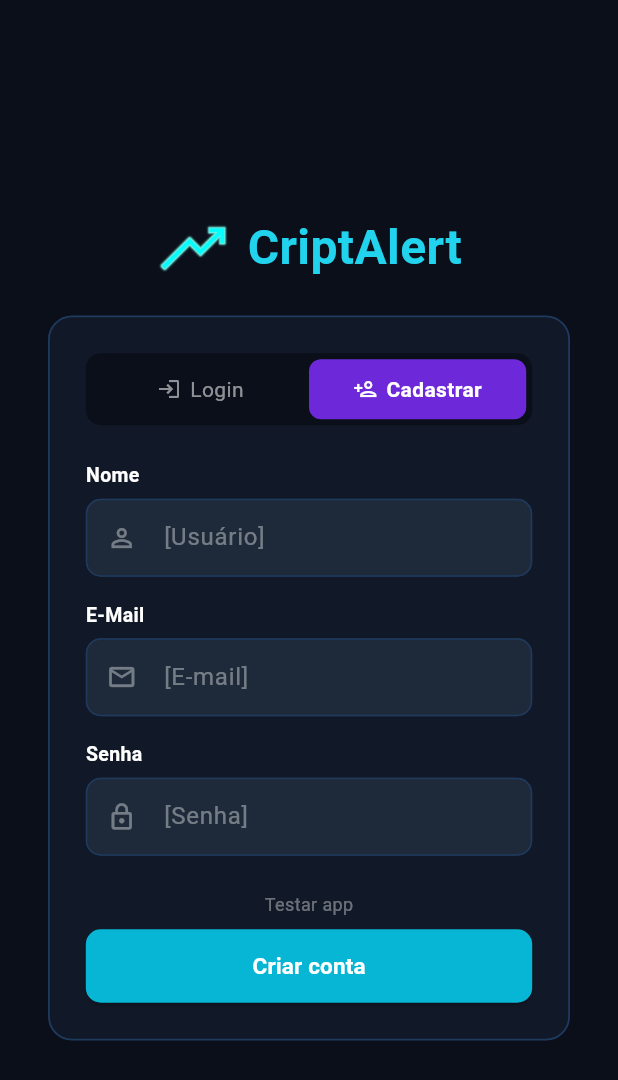
After one commit to DaviNogueira1020/CryptoAlert_App, a Flutter app: the screen it shows after launch, item 4 of the bottom bar chosen, after a tap on "Cadastrar", on a phone screen of 412 x 824 dp. The commit adds this screen. Shown: the top 1080 px of the screen. Run offline on Flutter 3.47's test engine with Material 3 defaults, Android fonts, the phone set to English and light mode, and no system bars; our stand-ins replace flutter_svg.

Commit message:
Login Completed

```diff
--- a/mobile/lib/main.dart
+++ b/mobile/lib/main.dart
@@ -1,5 +1,6 @@
 import 'package:flutter/material.dart';
-import 'package:mobile/presentation/pages/home/index.dart';
+import 'package:mobile/presentation/pages/index.dart';
+
 
 void main() {
   runApp(const MyApp());
@@ -10,12 +11,8 @@ class MyApp extends StatelessWidget {
 
   @override
   Widget build(BuildContext context) {
-    return MaterialApp(
-      home: Scaffold(
-        body: Center(
-          child: Index()
-        )
-      ),
+    return const MaterialApp(
+      home: Index(), // só isso
     );
   }
 }
--- a/mobile/lib/presentation/pages/home/index.dart
+++ /dev/null
@@ -1,39 +0,0 @@
-import 'package:flutter/material.dart';
-import 'package:mobile/presentation/widgets/header.dart';
-import 'package:mobile/presentation/widgets/rodape.dart';
-
-void main() {
-  runApp(const Index());
-}
-
-class Index extends StatelessWidget {
-  const Index({super.key});
-
-  @override
-  Widget build(BuildContext context) {
-    return MaterialApp(
-      home: Scaffold(
-        backgroundColor: const Color(0xFF0F172A),
-        body: Column(
-          children: [
-            const Header(),
-
-            Expanded(
-              child: Container(
-                color: const Color(0xFF0B0F1A),
-                child: const Center(
-                  child: Text(
-                    "Conteúdo da tela",
-                    style: TextStyle(color: Colors.white),
-                  ),
-                ),
-              ),
-            ),
-
-            const Rodape(initialBottonClicked: 1),
-          ],
-        ),
-      ),
-    );
-  }
-}
--- /dev/null
+++ b/mobile/lib/presentation/pages/index.dart
@@ -0,0 +1,30 @@
+import 'package:flutter/material.dart';
+import 'package:mobile/presentation/widgets/header.dart';
+import 'package:mobile/presentation/widgets/rodape.dart';
+// index.dart
+class Index extends StatelessWidget {
+  const Index({super.key});
+
+  @override
+  Widget build(BuildContext context) {
+    return Scaffold( // começa direto no Scaffold, sem MaterialApp
+      body: Column(
+        children: [
+          const Header(),
+
+          Expanded(
+            child: Container(
+              color: const Color(0xFF0B0F1A),
+              child: const Center(
+                child: Text("Conteúdo da tela",
+                  style: TextStyle(color: Colors.white)),
+              ),
+            ),
+          ),
+
+          const Rodape(initialBottonClicked: 1),
+        ],
+      ),
+    );
+  }
+}
--- /dev/null
+++ b/mobile/lib/presentation/pages/login.dart
@@ -0,0 +1,244 @@
+import 'package:flutter/material.dart';
+import 'package:mobile/presentation/pages/index.dart';
+import 'package:mobile/presentation/widgets/header.dart';
+
+class Login extends StatefulWidget {
+  const Login({super.key});
+
+  @override
+  State<Login> createState() => _LoginState();
+}
+
+class _LoginState extends State<Login> {
+  bool _isLogin = true;
+
+  final _nomeController = TextEditingController();
+  final _emailController = TextEditingController();
+  final _senhaController = TextEditingController();
+
+  @override
+  void dispose() {
+    _nomeController.dispose();
+    _emailController.dispose();
+    _senhaController.dispose();
+    super.dispose();
+  }
+
+  @override
+  Widget build(BuildContext context) {
+    return Scaffold(
+      backgroundColor: const Color(0xFF0B0F1A),
+      body: SafeArea(
+        child: Center(
+          child: SingleChildScrollView(
+            padding: const EdgeInsets.symmetric(horizontal: 32, vertical: 24),
+            child: Column(
+              mainAxisAlignment: MainAxisAlignment.center,
+              children: [
+                _buildLogo(),
+                const SizedBox(height: 10),
+                _buildCard(),
+              ],
+            ),
+          ),
+        ),
+      ),
+    );
+  }
+
+  Widget _buildLogo() {
+    return const Center(
+      child: Header(background: const Color(0xFF0B0F1A),)
+    );
+  }
+
+  Widget _buildCard() {
+    return Container(
+      decoration: BoxDecoration(
+        color: const Color(0xFF111827),
+        borderRadius: BorderRadius.circular(16),
+        border: Border.all(color: const Color(0xFF1E3A5F), width: 1.2),
+      ),
+      padding: const EdgeInsets.all(24),
+      child: Column(
+        crossAxisAlignment: CrossAxisAlignment.start,
+        children: [
+          _buildTabBar(),
+          const SizedBox(height: 24),
+          if (!_isLogin) _buildField(
+            label: 'Nome',
+            hint: '[Usuário]',
+            controller: _nomeController,
+            icon: Icons.person_outline,
+          ),
+          if (!_isLogin) const SizedBox(height: 16),
+          _buildField(
+            label: 'E-Mail',
+            hint: '[E-mail]',
+            controller: _emailController,
+            icon: Icons.mail_outline,
+            keyboardType: TextInputType.emailAddress,
+          ),
+          const SizedBox(height: 16),
+          _buildField(
+            label: 'Senha',
+            hint: '[Senha]',
+            controller: _senhaController,
+            icon: Icons.lock_outline,
+            obscureText: true,
+          ),
+          const SizedBox(height: 24),
+          _buildTestAppLabel(),
+          const SizedBox(height: 8),
+          _buildActionButton(),
+        ],
+      ),
+    );
+  }
+
+  Widget _buildTabBar() {
+    return Container(
+      decoration: BoxDecoration(
+        color: const Color(0xFF0B0F1A),
+        borderRadius: BorderRadius.circular(10),
+      ),
+      padding: const EdgeInsets.all(4),
+      child: Row(
+        children: [
+          _buildTab(label: 'Login', isSelected: _isLogin, onTap: () => setState(() => _isLogin = true)),
+          _buildTab(label: 'Cadastrar', isSelected: !_isLogin, onTap: () => setState(() => _isLogin = false)),
+        ],
+      ),
+    );
+  }
+
+  Widget _buildTab({
+    required String label,
+    required bool isSelected,
+    required VoidCallback onTap,
+  }) {
+    return Expanded(
+      child: GestureDetector(
+        onTap: onTap,
+        child: AnimatedContainer(
+          duration: const Duration(milliseconds: 200),
+          padding: const EdgeInsets.symmetric(vertical: 10),
+          decoration: BoxDecoration(
+            color: isSelected ? const Color(0xFF6D28D9) : Colors.transparent,
+            borderRadius: BorderRadius.circular(8),
+          ),
+          child: Row(
+            mainAxisAlignment: MainAxisAlignment.center,
+            children: [
+              Icon(
+                label == 'Login' ? Icons.login : Icons.person_add_outlined,
+                color: isSelected ? Colors.white : Colors.white54,
+                size: 16,
+              ),
+              const SizedBox(width: 6),
+              Text(
+                label,
+                textAlign: TextAlign.center,
+                style: TextStyle(
+                  color: isSelected ? Colors.white : Colors.white54,
+                  fontWeight: isSelected ? FontWeight.bold : FontWeight.normal,
+                  fontSize: 14,
+                ),
+              ),
+            ],
+          ),
+        ),
+      ),
+    );
+  }
+
+  Widget _buildField({
+    required String label,
+    required String hint,
+    required TextEditingController controller,
+    required IconData icon,
+    TextInputType keyboardType = TextInputType.text,
+    bool obscureText = false,
+  }) {
+    return Column(
+      crossAxisAlignment: CrossAxisAlignment.start,
+      children: [
+        Text(
+          label,
+          style: const TextStyle(
+            color: Colors.white,
+            fontWeight: FontWeight.w600,
+            fontSize: 13,
+          ),
+        ),
+        const SizedBox(height: 6),
+        TextFormField(
+          controller: controller,
+          obscureText: obscureText,
+          keyboardType: keyboardType,
+          style: const TextStyle(color: Colors.white),
+          decoration: InputDecoration(
+            hintText: hint,
+            hintStyle: const TextStyle(color: Colors.white38),
+            prefixIcon: Icon(icon, color: Colors.white38, size: 20),
+            filled: true,
+            fillColor: const Color(0xFF1E2A3A),
+            contentPadding: const EdgeInsets.symmetric(vertical: 14, horizontal: 16),
+            enabledBorder: OutlineInputBorder(
+              borderRadius: BorderRadius.circular(10),
+              borderSide: const BorderSide(color: Color(0xFF1E3A5F), width: 1),
+            ),
+            focusedBorder: OutlineInputBorder(
+              borderRadius: BorderRadius.circular(10),
+              borderSide: const BorderSide(color: Color(0xFF06B6D4), width: 1.5),
+            ),
+          ),
+        ),
+      ],
+    );
+  }
+
+  Widget _buildTestAppLabel() {
+    return GestureDetector(
+      onTap: () {
+        debugPrint('Abrindo');
+        Navigator.push(
+          context,
+          MaterialPageRoute(builder: (context) => const Index()),
+        );
+      },
+      child: const Center(
+        child: Text(
+          'Testar app',
+          style: TextStyle(color: Colors.white38, fontSize: 12),
+        ),
+      ),
+    );
+  }
+
+  Widget _buildActionButton() {
+    return SizedBox(
+      width: double.infinity,
+      child: ElevatedButton(
+        onPressed: () {
+          debugPrint(_isLogin ? 'Login clicked' : 'Register clicked');
+        },
+        style: ElevatedButton.styleFrom(
+          backgroundColor: const Color(0xFF06B6D4),
+          padding: const EdgeInsets.symmetric(vertical: 14),
+          shape: RoundedRectangleBorder(
+            borderRadius: BorderRadius.circular(10),
+          ),
+        ),
+        child: Text(
+          _isLogin ? 'Entrar' : 'Criar conta',
+          style: const TextStyle(
+            color: Colors.white,
+            fontWeight: FontWeight.bold,
+            fontSize: 15,
+          ),
+        ),
+      ),
+    );
+  }
+}
--- a/mobile/lib/presentation/widgets/rodape.dart
+++ b/mobile/lib/presentation/widgets/rodape.dart
@@ -1,5 +1,6 @@
 import 'package:flutter/material.dart';
 import 'package:flutter_svg/flutter_svg.dart';
+import 'package:mobile/presentation/pages/login.dart';
 
 class Rodape extends StatefulWidget {
   final Color backGround;
@@ -43,13 +44,16 @@ class _RodapeState extends State<Rodape> {
       child: SafeArea(
         top: false,
         child: SizedBox(
-          height: 80,
+          height: 70,
           width: double.infinity,
           child: Row(
             children: [
               Expanded(
                 child: GestureDetector(
-                  onTap: () => setState(() => _selectedIndex = 0),
+                  onTap: () {
+                    setState(() => _selectedIndex = 0);
+                    print('Notifications clicked');
+                  },
                   child: Center(
                     child: SvgPicture.asset(
                       'assets/Icons/notifications.svg',
@@ -65,7 +69,10 @@ class _RodapeState extends State<Rodape> {
               ),
               Expanded(
                 child: GestureDetector(
-                  onTap: () => setState(() => _selectedIndex = 1),
+                  onTap: () {
+                    setState(() => _selectedIndex = 1);
+                    print('Home clicked');
+                  },
                   child: Center(
                     child: SvgPicture.asset(
                       'assets/Icons/home.svg',
@@ -81,7 +88,10 @@ class _RodapeState extends State<Rodape> {
               ),
               Expanded(
                 child: GestureDetector(
-                  onTap: () => setState(() => _selectedIndex = 2),
+                  onTap: () {
+                    setState(() => _selectedIndex = 2);
+                    print('News clicked');
+                  },
                   child: Center(
                     child: SvgPicture.asset(
                       'assets/Icons/news.svg',
@@ -97,7 +107,14 @@ class _RodapeState extends State<Rodape> {
               ),
               Expanded(
                 child: GestureDetector(
-                  onTap: () => setState(() => _selectedIndex = 3),
+                  onTap: () {
+                    setState(() => _selectedIndex = 3);
+                    print('Profile clicked');
+                    Navigator.push(
+                      context,
+                      MaterialPageRoute(builder: (context) => const Login()),
+                    );
+                  },
                   child: Center(
                     child: SvgPicture.asset(
                       'assets/Icons/perfil.svg',
```
Also changed, not shown: mobile/lib/presentation/widgets/header.dart (line endings or trailing spaces).
